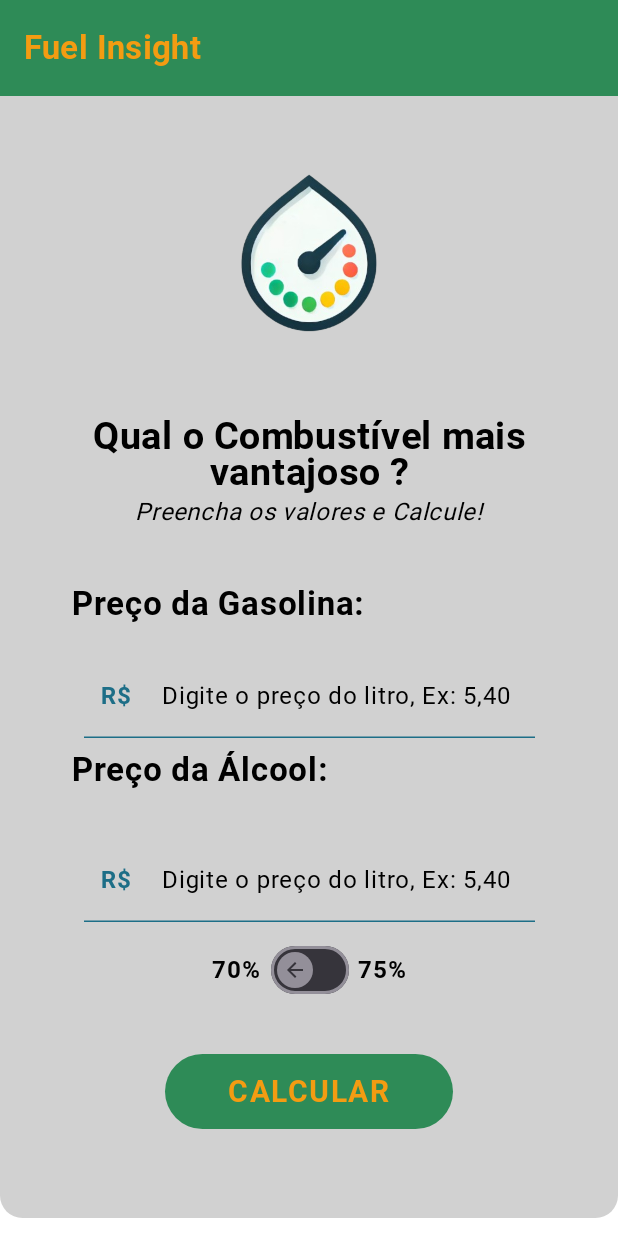
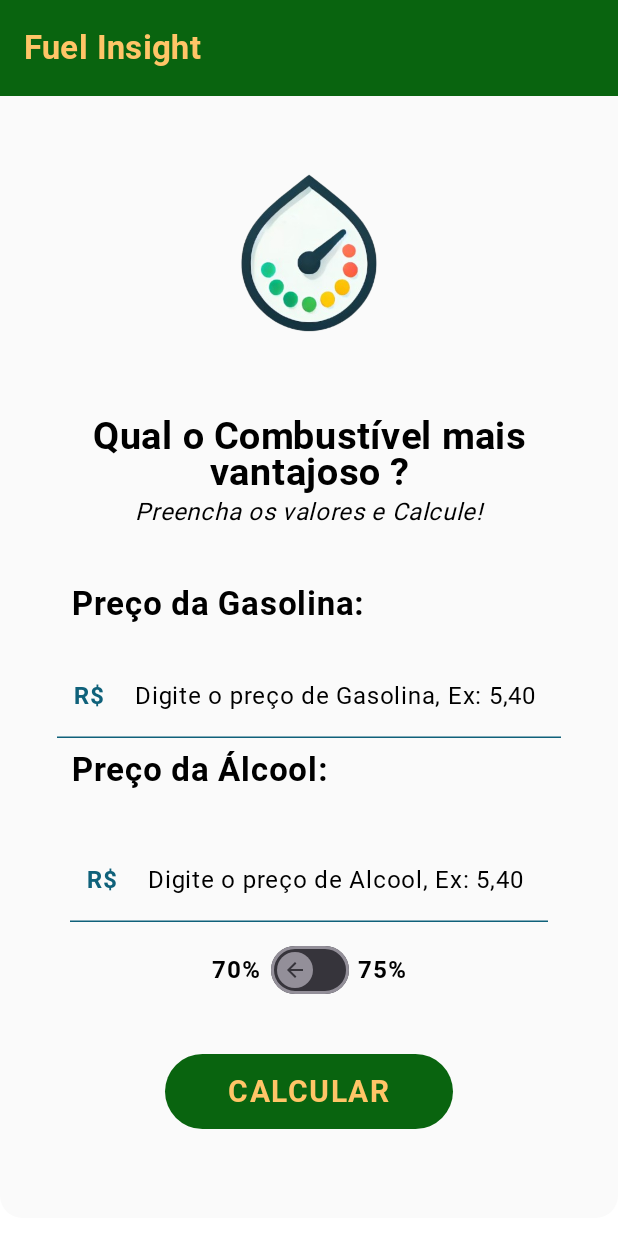
Before and after one commit to Andravi/alcohol_or_gas, an Android app built with Jetpack Compose: the screen it shows after launch (MainActivity), on a phone screen of 412 x 824 dp. Run offline under Robolectric (Android 15) with nearby library versions, the phone set to English and light mode, and no system bars.

Commit message:
acessibility changes

```diff
--- a/app/src/main/java/com/example/alcool_or_gas/MainActivity.kt
+++ b/app/src/main/java/com/example/alcool_or_gas/MainActivity.kt
@@ -134,7 +134,7 @@ fun App(modifier: Modifier = Modifier) {
 
                 Spacer(modifier = Modifier.size(0.dp, 16.dp))
 
-                FuelInput(gasText, onChangeText = { gasText = it })
+                FuelInput(gasText, onChangeText = { gasText = it }, "Gasolina")
 
                 Text(
                     text = "Preço da Álcool:", fontSize = 22.sp,
@@ -146,7 +146,7 @@ fun App(modifier: Modifier = Modifier) {
 
                 Spacer(modifier = Modifier.size(0.dp, 24.dp))
 
-                FuelInput(alcoolText, onChangeText = { alcoolText = it })
+                FuelInput(alcoolText, onChangeText = { alcoolText = it }, "Alcool")
 
                 Spacer(modifier = Modifier.size(0.dp, 16.dp))
 
--- a/app/src/main/java/com/example/alcool_or_gas/ui/composables/components.kt
+++ b/app/src/main/java/com/example/alcool_or_gas/ui/composables/components.kt
@@ -104,7 +104,7 @@ fun ResultadoText(bool: Boolean?) {
 }
 
 @Composable
-fun FuelInput(t: String, onChangeText: (String) -> Unit) {
+fun FuelInput(t: String, onChangeText: (String) -> Unit, tipo:String) {
     var text = t
 
     TextField(
@@ -119,7 +119,7 @@ fun FuelInput(t: String, onChangeText: (String) -> Unit) {
         },
         placeholder = {
             Text(
-                "Digite o preço do litro, Ex: 5,40",
+                "Digite o preço de ${tipo}, Ex: 5,40",
                 color = MaterialTheme.colorScheme.onSurface,
                 fontWeight = FontWeight.Thin
             )
--- a/app/src/main/java/com/example/alcool_or_gas/ui/theme/Color.kt
+++ b/app/src/main/java/com/example/alcool_or_gas/ui/theme/Color.kt
@@ -4,16 +4,16 @@ import androidx.compose.ui.graphics.Color
 
 // Cores principais
 val LightGreen = Color(0xFFA3D9A5)  // Verde Claro
-val LightBlue = Color(0xFF66AEDD)   // Azul Claro
-val LightGray = Color(0xFFD1D1D1)   // Cinza Claro
+val LightBlue = Color(0xFF7AC8FF)   // Azul Claro
+val LightGray = Color(0xFFFAFAFA)   // Cinza Claro
 val Yellow = Color(0xFFF4D03F)      // Amarelo
 val DarkGray = Color(0xFF4A4A4A)    // Cinza Escuro
 val White = Color.White             // Branco
-val Orange = Color(0xFFF39C12)      // Laranja
+val Orange = Color(0xFFFFC567)      // Laranja
 
 // Cores para elementos escuros
-val DarkGreen = Color(0xFF2E8B57)   // Verde Escuro (para elementos destacados)
-val DarkBlue = Color(0xFF1D6E87)    // Azul Escuro (para fundos ou destaques)
+val DarkGreen = Color(0xFF09640F)   // Verde Escuro (para elementos destacados)
+val DarkBlue = Color(0xFF0F617A)    // Azul Escuro (para fundos ou destaques)
 
 // Cores para o modo escuro
 val DarkBlack = Color(0xFF000000)   // Preto
```
